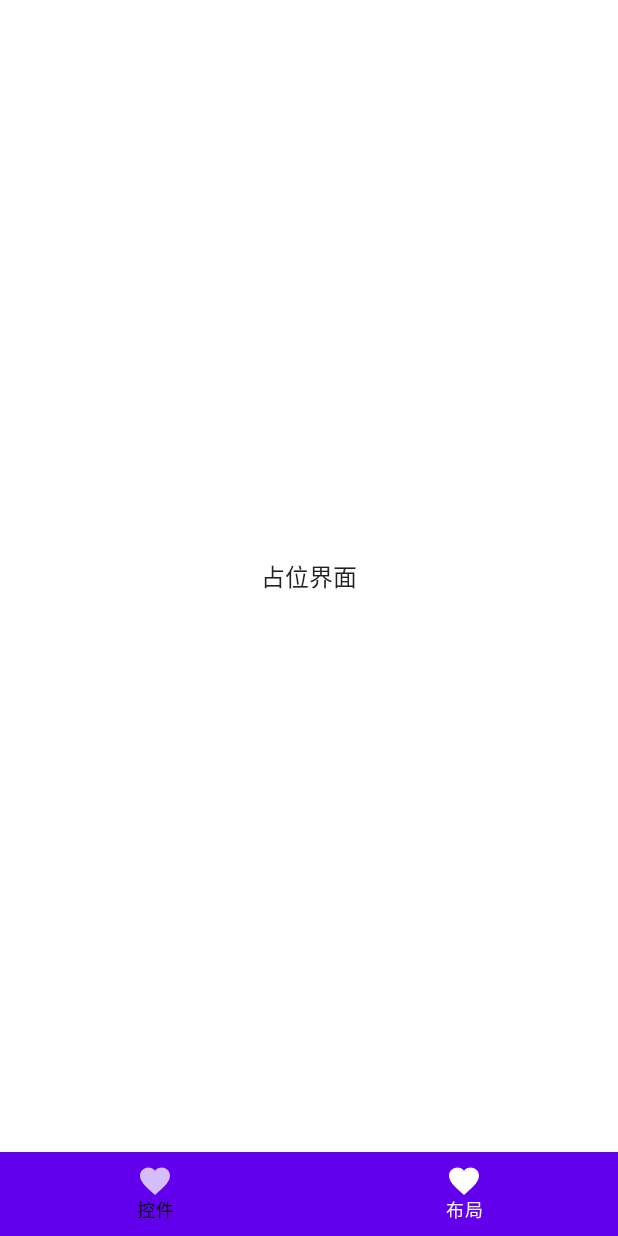
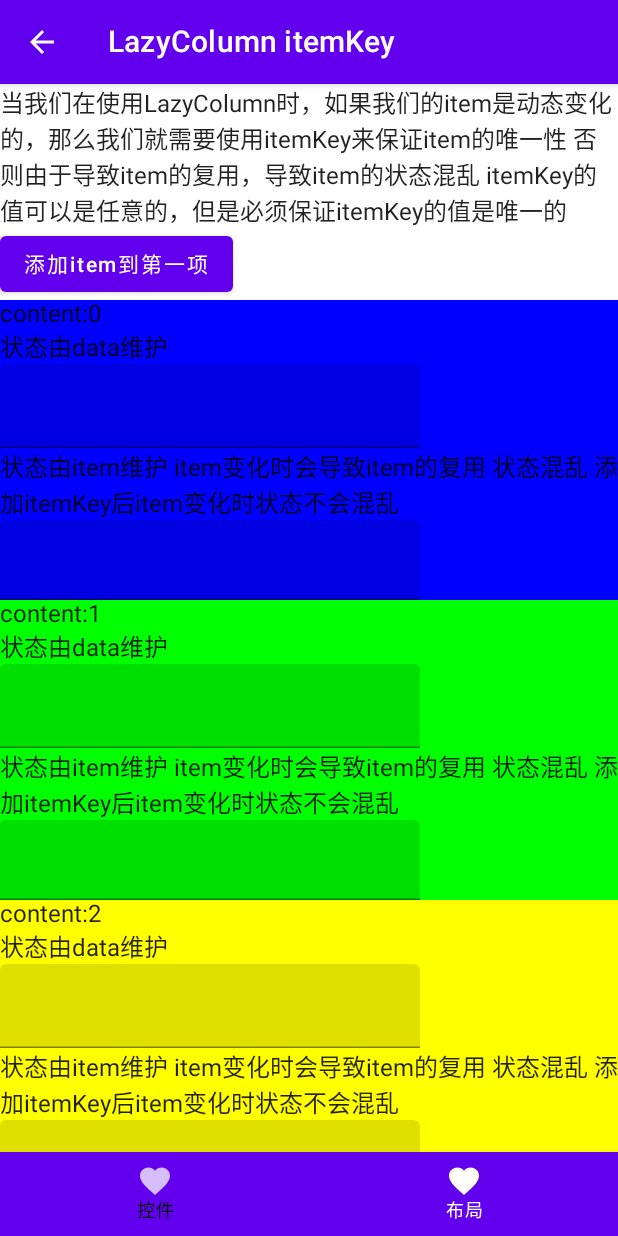
Before and after one commit to location-txl/ComposeSample, an Android app built with Jetpack Compose: the lazyListItemKey screen opened through its navigation route, on a phone screen of 412 x 824 dp. Run offline under Robolectric (Android 15) with nearby library versions, the phone set to English and light mode, and no system bars.

Commit message:
LazyColumn ItemKey用法

```diff
--- a/app/src/main/java/com/location/compose/sample/bottom/LayoutScreen.kt
+++ b/app/src/main/java/com/location/compose/sample/bottom/LayoutScreen.kt
@@ -77,7 +77,7 @@ object LazyListStickyHeader: LayoutScreen("lazyListStickyHeader", content = {
 
 object LazyListItemKey: LayoutScreen("lazyListItemKey", content = {
     back, _ ->
-    Payload(back)
+    LayoutLazyListItemKey(back)
 })
 
 object LazyListItemType: LayoutScreen("lazyListItemType", content = {
--- a/app/src/main/java/com/location/compose/sample/layout/LayoutLazyList.kt
+++ b/app/src/main/java/com/location/compose/sample/layout/LayoutLazyList.kt
@@ -280,12 +280,74 @@ fun LayoutLazyListItemType(back: () -> Unit) {
     }
 }
 
+
+@Composable
+fun LayoutLazyListItemKey(back: () -> Unit) {
+
+    TitleBar(title = "LazyColumn itemKey", back = back) {
+        Column {
+            Text(
+                text = "当我们在使用LazyColumn时，如果我们的item是动态变化的，那么我们就需要使用itemKey来保证item的唯一性 否则由于导致item的复用，导致item的状态混乱 itemKey的值可以是任意的，但是必须保证itemKey的值是唯一的"
+            )
+            var addIndex = remember { 2000 }
+            val dataList = remember {
+                mutableStateListOf<Item>().apply {
+                    var colorIndex = 0
+                    for (i in 0..1000) {
+                        if (colorIndex >= colors.size) {
+                            colorIndex = 0
+                        }
+                        add(Item("content:$i", colors[colorIndex++]))
+                    }
+                }
+            }
+
+            Button(onClick = {
+                dataList.add(1, Item("content:${addIndex++}", colors[addIndex%3]))
+            }) {
+                Text(text = "添加item到第一项")
+            }
+
+            LazyColumn {
+                items(dataList, key = {
+                    it.text
+                }) {
+                    Box(
+                        modifier = Modifier
+                            .fillMaxWidth()
+                            .height(200.dp)
+                            .background(it.color),
+                        contentAlignment = Alignment.Center
+                    ) {
+                        Column {
+                            Text(text = it.text)
+                            Text(text = "状态由data维护")
+                            TextField(value = it.content.value, onValueChange = {
+                                newText ->
+                                it.content.value = newText
+                            })
+                            Text(text = "状态由item维护 item变化时会导致item的复用 状态混乱 添加itemKey后item变化时状态不会混乱")
+                            var text by remember { mutableStateOf("") }
+                            TextField(value = text, onValueChange = {
+                                    newText ->
+                                text = newText
+                            })
+                        }
+                    }
+                }
+            }
+
+        }
+    }
+}
+
 private sealed class Contact() {
     data class ContactHeader(val name: String) : Contact()
     data class ContactUser(val name: String) : Contact()
 }
 
-private data class Item(val text: String, val color: Color)
+
+private data class Item(val text: String, val color: Color, val content:MutableState<String> = mutableStateOf(""))
 
 
 @Preview
```
